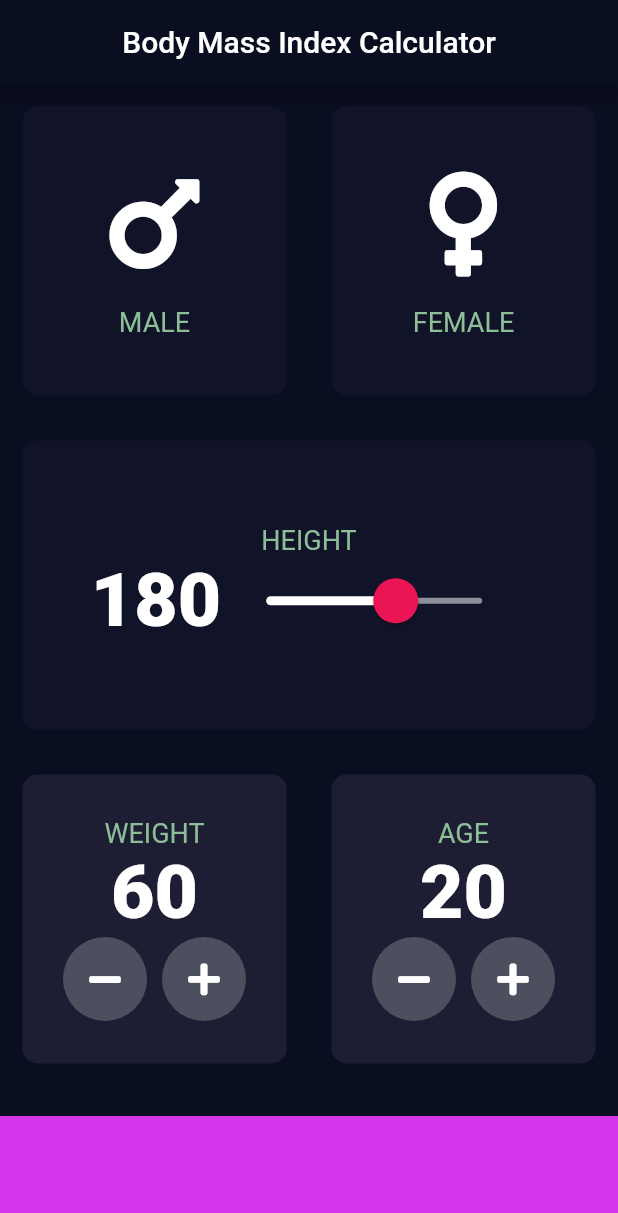
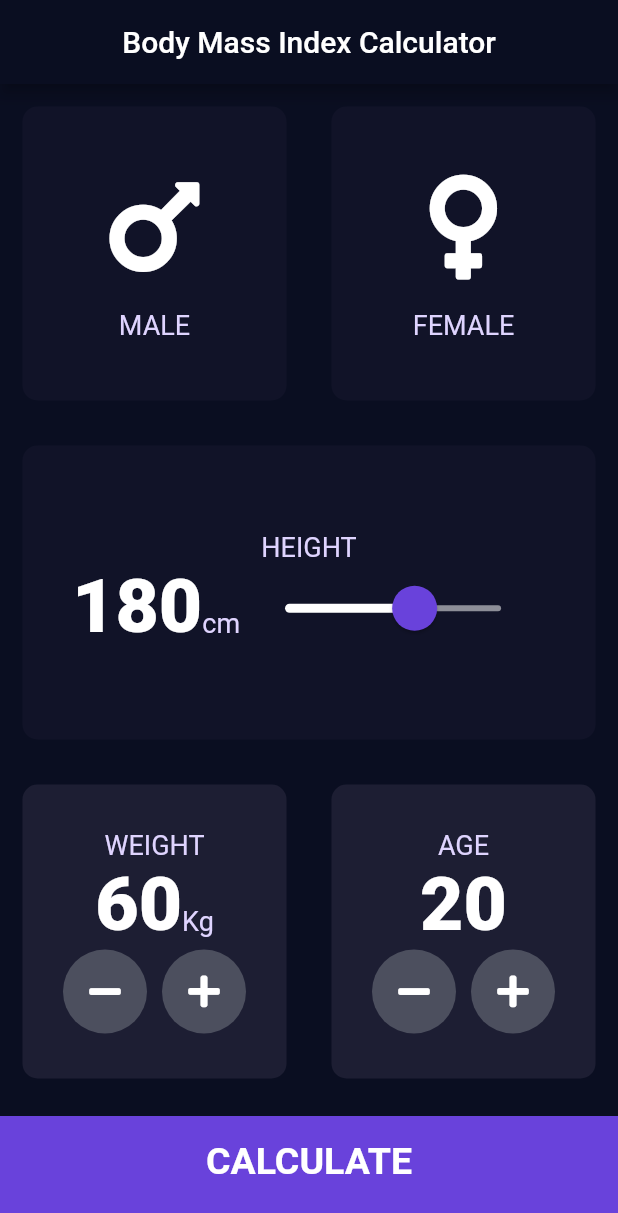
Before and after one commit to raju-borah/bmi_calculator, a Flutter app: the screen it shows after launch, on a phone screen of 412 x 824 dp. Shown: the top 1213 px of the screen. Run offline on Flutter 3.47's test engine with Material 2 defaults, Android fonts, the phone set to English and light mode, and no system bars; our stand-ins replace font_awesome_flutter.

Commit message:
bmi calculator completed

```diff
--- /dev/null
+++ b/lib/components/bottom_button.dart
@@ -0,0 +1,30 @@
+import 'package:flutter/material.dart';
+
+import '../constants.dart';
+
+class BottomButton extends StatelessWidget {
+  BottomButton({required this.onTap, required this.buttonTitle});
+
+  final onTap;
+  final String buttonTitle;
+
+  @override
+  Widget build(BuildContext context) {
+    return GestureDetector(
+      onTap: onTap,
+      child: Container(
+        child: Center(
+          child: Text(
+            buttonTitle,
+            style: kLargeButtonTextStyle,
+          ),
+        ),
+        color: kBottomConatinerColour,
+        margin: EdgeInsets.only(top: 10.0),
+        padding: EdgeInsets.only(bottom: 20.0),
+        width: double.infinity,
+        height: kBottomContainerHeight,
+      ),
+    );
+  }
+}
--- a/lib/constants.dart
+++ b/lib/constants.dart
@@ -3,13 +3,33 @@ import 'package:flutter/material.dart';
 const kBottomContainerHeight = 80.0;
 const kActiveCardColour = Color(0xFF1D1E33);
 const kInactiveCardColour = Color(0xFF111328);
-const kBottomConatinerColour = Color(0xFFd534eb);
+const kBottomConatinerColour = Color(0xFF6942db);
 
-const kLabelTextStyle = TextStyle(fontSize: 18.0, color: Color(0xFF8DBE98));
+const kLabelTextStyle = TextStyle(fontSize: 18.0, color: Color(0xFFdfd4ff));
 
-const kNumberTextStyle =TextStyle(fontSize: 50.0, fontWeight: FontWeight.w900);
+const kNumberTextStyle = TextStyle(fontSize: 50.0, fontWeight: FontWeight.w900);
 
 const kLargeButtonTextStyle = TextStyle(
   fontSize: 25.0,
   fontWeight: FontWeight.bold,
 );
+
+const kTitleTextStyle = TextStyle(
+  fontSize: 50.0,
+  fontWeight: FontWeight.bold,
+);
+
+const kResultTextStyle = TextStyle(
+  color: Color(0xFF24D876),
+  fontSize: 22.0,
+  fontWeight: FontWeight.bold,
+);
+
+const kBMITextStyle = TextStyle(
+  fontSize: 100.0,
+  fontWeight: FontWeight.bold,
+);
+
+const kBodyTextStyle = TextStyle(
+  fontSize: 22.0,
+);
--- a/lib/main.dart
+++ b/lib/main.dart
@@ -1,5 +1,6 @@
-import 'package:bmi/input_page.dart';
+import 'package:bmi/screens/input_page.dart';
 import 'package:flutter/material.dart';
+import 'package:flutter/services.dart';
 
 void main() {
   runApp(MyApp());
@@ -8,6 +9,7 @@ void main() {
 class MyApp extends StatelessWidget {
   @override
   Widget build(BuildContext context) {
+    SystemChrome.setEnabledSystemUIOverlays([]);
     return MaterialApp(
       theme: ThemeData.dark().copyWith(
           primaryColor: Color(0xFF0A0E21),
--- a/lib/input_page.dart
+++ b/lib/screens/input_page.dart
@@ -1,9 +1,13 @@
+import 'package:bmi/components/bottom_button.dart';
 import 'package:bmi/constants.dart';
-import 'package:bmi/icon_content.dart';
-import 'package:bmi/reusable_card.dart';
-import 'package:bmi/round_icon_button.dart';
+import 'package:bmi/components/icon_content.dart';
+import 'package:bmi/components/reusable_card.dart';
+import 'package:bmi/components/round_icon_button.dart';
+import 'package:bmi/screens/results_page.dart';
 import 'package:flutter/material.dart';
 import 'package:font_awesome_flutter/font_awesome_flutter.dart';
+
+import '../calculator.dart';
 
 enum Gender { male, female, none }
 
@@ -76,14 +80,17 @@ class _InputPageState extends State<InputPage> {
                       ),
                       Row(
                         mainAxisAlignment: MainAxisAlignment.center,
+                        crossAxisAlignment: CrossAxisAlignment.baseline,
+                        textBaseline: TextBaseline.alphabetic,
                         children: [
                           Text(height.toString(), style: kNumberTextStyle),
+                          Text('cm', style: kLabelTextStyle),
                           SliderTheme(
                             data: SliderTheme.of(context).copyWith(
                               inactiveTrackColor: Color(0xFF8D8E98),
                               activeTrackColor: Colors.white,
-                              thumbColor: Color(0xFFEB1555),
-                              overlayColor: Color(0x29EB1555),
+                              thumbColor: Color(0xFF6942db),
+                              overlayColor: Color(0x299570ff),
                               thumbShape: RoundSliderThumbShape(
                                   enabledThumbRadius: 15.0),
                               overlayShape:
@@ -117,14 +124,20 @@ class _InputPageState extends State<InputPage> {
                           'WEIGHT',
                           style: kLabelTextStyle,
                         ),
-                        Text(
-                          weight.toString(),
-                          style: kNumberTextStyle,
-                        ),
                         Row(
                           mainAxisAlignment: MainAxisAlignment.center,
                           crossAxisAlignment: CrossAxisAlignment.baseline,
                           textBaseline: TextBaseline.alphabetic,
+                          children: [
+                            Text(
+                              weight.toString(),
+                              style: kNumberTextStyle,
+                            ),
+                            Text('Kg', style: kLabelTextStyle),
+                          ],
+                        ),
+                        Row(
+                          mainAxisAlignment: MainAxisAlignment.center,
                           children: <Widget>[
                             RoundIconButton(
                                 icon: FontAwesomeIcons.minus,
@@ -196,12 +209,22 @@ class _InputPageState extends State<InputPage> {
               ],
             ),
           ),
-          Container(
-            color: kBottomConatinerColour,
-            margin: EdgeInsets.only(top: 20),
-            width: double.infinity,
-            height: kBottomContainerHeight,
-          )
+          BottomButton(
+            buttonTitle: 'CALCULATE',
+            onTap: () {
+              Calculator calc = Calculator(height: height, weight: weight);
+              Navigator.push(
+                context,
+                MaterialPageRoute(
+                  builder: (context) => ResultsPage(
+                    bmiResult: calc.calculateBMI(),
+                    resultText: calc.getResult(),
+                    interpretation: calc.getInterpretation(),
+                  ),
+                ),
+              );
+            },
+          ),
         ],
       ),
     );
```
Also changed, not shown: lib/calculator.dart (added, +35 -0 lines), lib/screens/results_page.dart (added, +73 -0 lines), lib/components/icon_content.dart (renamed from lib/icon_content.dart), lib/components/reusable_card.dart (renamed from lib/reusable_card.dart), lib/components/round_icon_button.dart (renamed from lib/round_icon_button.dart).
